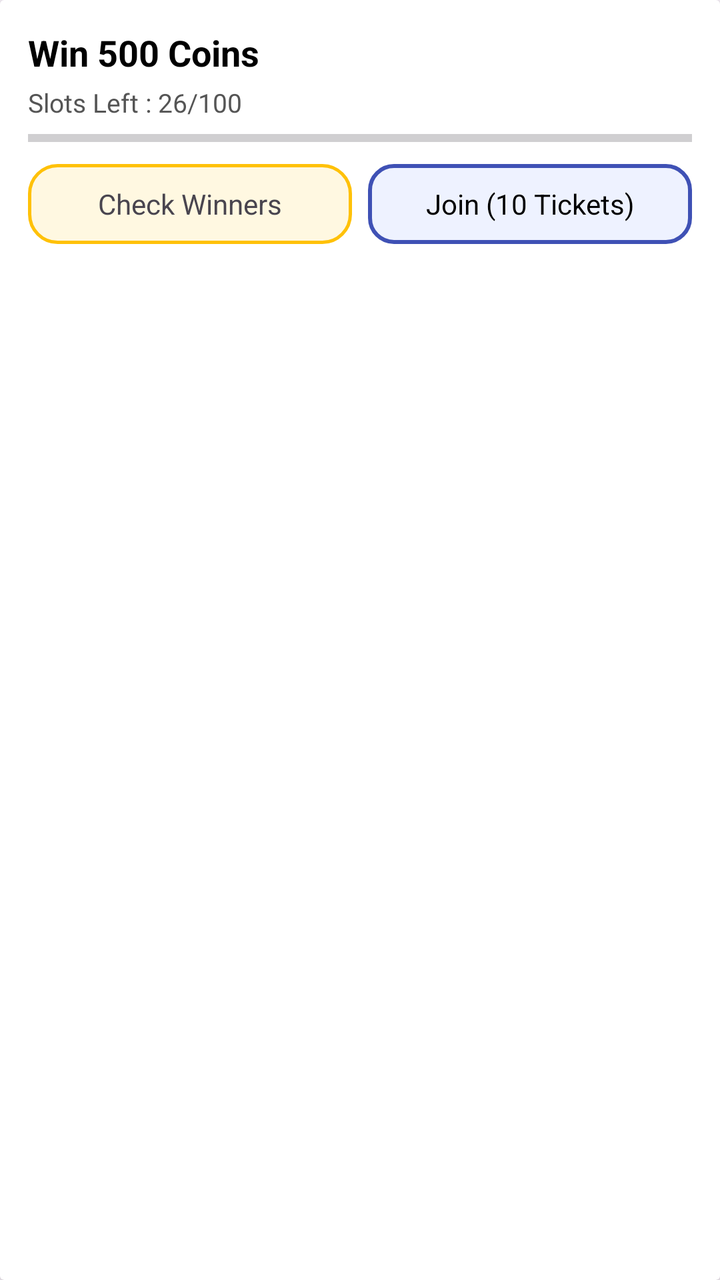
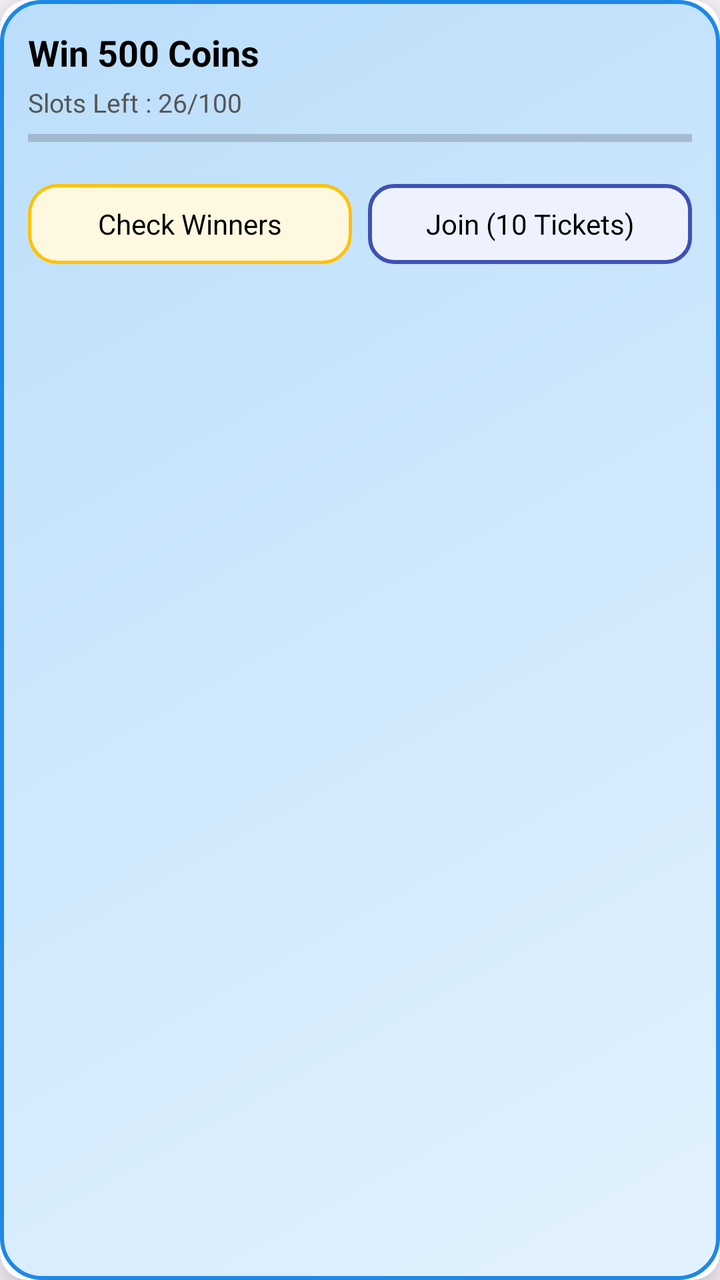

The first picture is an Android layout as it rendered before a commit; the second is the same layout after the commit. The layout source and the unified diff follow.
<!-- AndroidManifest.xml: application theme Theme.RGamer -->
<!-- res/layout/item_freefire_tournament.xml -->
<?xml version="1.0" encoding="utf-8"?>
<androidx.cardview.widget.CardView xmlns:android="http://schemas.android.com/apk/res/android"
    android:layout_width="match_parent"
    android:layout_height="wrap_content"
    android:layout_marginBottom="12dp"
    android:elevation="6dp">

    <LinearLayout
        android:layout_width="match_parent"
        android:layout_height="wrap_content"
        android:orientation="vertical"
        android:padding="14dp">

        <TextView
            android:layout_width="wrap_content"
            android:layout_height="wrap_content"
            android:id="@+id/txtPrize"
            android:text="Win 500 Coins"
            android:textSize="18sp"
            android:textStyle="bold"
            android:textColor="#000"/>

        <TextView
            android:layout_width="wrap_content"
            android:layout_height="wrap_content"
            android:id="@+id/txtSlots"
            android:text="Slots Left : 26/100"
            android:textSize="13sp"
            android:textColor="#555"
            android:layout_marginTop="4dp"/>

        <ProgressBar
            android:id="@+id/progressSlots"
            style="?android:attr/progressBarStyleHorizontal"
            android:layout_width="match_parent"
            android:layout_height="6dp"
            android:layout_marginTop="6dp"/>

        <LinearLayout
            android:layout_width="match_parent"
            android:layout_height="wrap_content"
            android:layout_marginTop="10dp">

            <TextView
                android:id="@+id/btnWinners"
                android:layout_width="0dp"
                android:layout_height="40dp"
                android:layout_weight="1"
                android:gravity="center"
                android:text="Check Winners"
                android:background="@drawable/bg_yellow_outline"/>

            <TextView
                android:id="@+id/btnJoin"
                android:layout_width="0dp"
                android:layout_height="40dp"
                android:layout_weight="1"
                android:layout_marginStart="8dp"
                android:gravity="center"
                android:text="Join (10 Tickets)"
                android:textColor="@color/black"
                android:background="@drawable/bg_outline_button"/>
        </LinearLayout>

    </LinearLayout>
</androidx.cardview.widget.CardView>
<!-- resources referenced by this layout -->
<resources>
  <color name="black">#FF000000</color>
  <!-- drawable bg_outline_button (drawable) -->
  <shape xmlns:android="http://schemas.android.com/apk/res/android">
      <solid android:color="#EEF2FF"/>
      <stroke android:width="2dp" android:color="#3F51B5"/>
      <corners android:radius="12dp"/>
  </shape>
  <!-- drawable bg_yellow_outline (drawable) -->
  <?xml version="1.0" encoding="utf-8"?>
  <shape xmlns:android="http://schemas.android.com/apk/res/android"
      android:shape="rectangle">
  
      
      <solid android:color="#FFF8E1"/>
  
      
      <corners android:radius="14dp"/>
  
      
      <stroke
          android:width="1.5dp"
          android:color="#FFC107"/>
  
      
      <padding
          android:left="12dp"
          android:top="8dp"
          android:right="12dp"
          android:bottom="8dp"/>
  </shape>
  <style name="Theme.RGamer" parent="Base.Theme.RGamer" />
  <style name="Base.Theme.RGamer" parent="Theme.Material3.DayNight.NoActionBar">
          
          
      </style>
</resources>

<!-- the commit's change to res/layout/item_freefire_tournament.xml (unified diff, before → after) -->
@@ -2,39 +2,47 @@
 <androidx.cardview.widget.CardView xmlns:android="http://schemas.android.com/apk/res/android"
     android:layout_width="match_parent"
     android:layout_height="wrap_content"
+    xmlns:app="http://schemas.android.com/apk/res-auto"
     android:layout_marginBottom="12dp"
+    android:background="@color/white"
+    app:cardCornerRadius="14dp"
+    app:cardElevation="14dp"
     android:elevation="6dp">
 
     <LinearLayout
         android:layout_width="match_parent"
-        android:layout_height="wrap_content"
+        android:layout_height="match_parent"
+        android:background="@drawable/bg_token_gradient"
         android:orientation="vertical"
         android:padding="14dp">
 
         <TextView
+            android:id="@+id/txtPrize"
             android:layout_width="wrap_content"
             android:layout_height="wrap_content"
-            android:id="@+id/txtPrize"
             android:text="Win 500 Coins"
+            android:textColor="#000"
             android:textSize="18sp"
-            android:textStyle="bold"
-            android:textColor="#000"/>
+            android:textStyle="bold" />
 
         <TextView
+            android:id="@+id/txtSlots"
             android:layout_width="wrap_content"
             android:layout_height="wrap_content"
-            android:id="@+id/txtSlots"
+            android:layout_marginTop="4dp"
             android:text="Slots Left : 26/100"
-            android:textSize="13sp"
             android:textColor="#555"
-            android:layout_marginTop="4dp"/>
+            android:textSize="13sp" />
 
         <ProgressBar
             android:id="@+id/progressSlots"
             style="?android:attr/progressBarStyleHorizontal"
             android:layout_width="match_parent"
             android:layout_height="6dp"
-            android:layout_marginTop="6dp"/>
+            android:layout_marginTop="6dp"
+            android:max="100"
+            android:progress="0" />
+
 
         <LinearLayout
             android:layout_width="match_parent"
@@ -42,25 +50,54 @@
             android:layout_marginTop="10dp">
 
             <TextView
-                android:id="@+id/btnWinners"
+                android:id="@+id/gameid"
                 android:layout_width="0dp"
                 android:layout_height="40dp"
                 android:layout_weight="1"
+                android:background="@drawable/bg_yellow_outline"
                 android:gravity="center"
-                android:text="Check Winners"
-                android:background="@drawable/bg_yellow_outline"/>
+                android:text="00000000"
+                android:visibility="gone"
+                android:textColor="@color/black" />
 
             <TextView
-                android:id="@+id/btnJoin"
+                android:id="@+id/gamePassword"
                 android:layout_width="0dp"
                 android:layout_height="40dp"
+                android:layout_marginStart="8dp"
                 android:layout_weight="1"
-                android:layout_marginStart="8dp"
+                android:background="@drawable/bg_outline_button"
                 android:gravity="center"
-                android:text="Join (10 Tickets)"
-                android:textColor="@color/black"
-                android:background="@drawable/bg_outline_button"/>
+                android:visibility="gone"
+                android:text="0000000000"
+                android:textColor="@color/black" />
         </LinearLayout>
+    <LinearLayout
+        android:layout_width="match_parent"
+        android:layout_height="wrap_content"
+        android:layout_marginTop="10dp">
+
+        <TextView
+            android:id="@+id/btnWinners"
+            android:layout_width="0dp"
+            android:layout_height="40dp"
+            android:layout_weight="1"
+            android:background="@drawable/bg_yellow_outline"
+            android:gravity="center"
+            android:text="Check Winners"
+            android:textColor="@color/black" />
+
+        <TextView
+            android:id="@+id/btnJoin"
+            android:layout_width="0dp"
+            android:layout_height="40dp"
+            android:layout_marginStart="8dp"
+            android:layout_weight="1"
+            android:background="@drawable/bg_outline_button"
+            android:gravity="center"
+            android:text="Join (10 Tickets)"
+            android:textColor="@color/black" />
+    </LinearLayout>
 
     </LinearLayout>
 </androidx.cardview.widget.CardView>
<!-- resource entries referenced after the edit -->
@@ -1,11 +1,31 @@
 <!-- resources referenced by this layout -->
 <resources>
   <color name="black">#FF000000</color>
+  <color name="white">#FFFFFFFF</color>
   <!-- drawable bg_outline_button (drawable) -->
   <shape xmlns:android="http://schemas.android.com/apk/res/android">
       <solid android:color="#EEF2FF"/>
       <stroke android:width="2dp" android:color="#3F51B5"/>
       <corners android:radius="12dp"/>
+  </shape>
+  <!-- drawable bg_token_gradient (drawable) -->
+  <?xml version="1.0" encoding="utf-8"?>
+  <shape xmlns:android="http://schemas.android.com/apk/res/android"
+      android:shape="rectangle">
+  
+      
+      <corners android:radius="20dp"/>
+  
+      
+      <gradient
+          android:startColor="#E3F2FD"
+          android:endColor="#BBDEFB"
+          android:angle="135"/>
+  
+      
+      <stroke
+          android:width="2dp"
+          android:color="#1E88E5"/>
   </shape>
   <!-- drawable bg_yellow_outline (drawable) -->
   <?xml version="1.0" encoding="utf-8"?>
